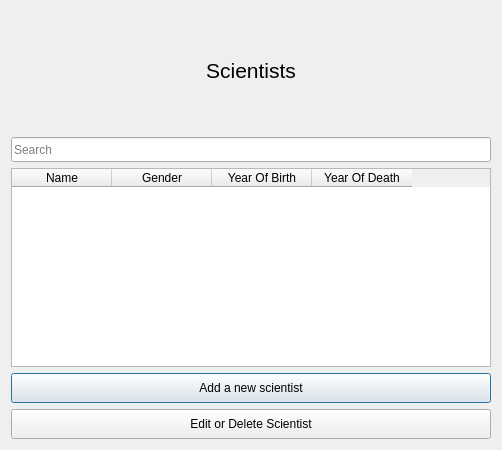
Old version of the form GUI-verklegtVika3/scientisttabledialog.ui in the repository streamerinn/Verklegt-1.
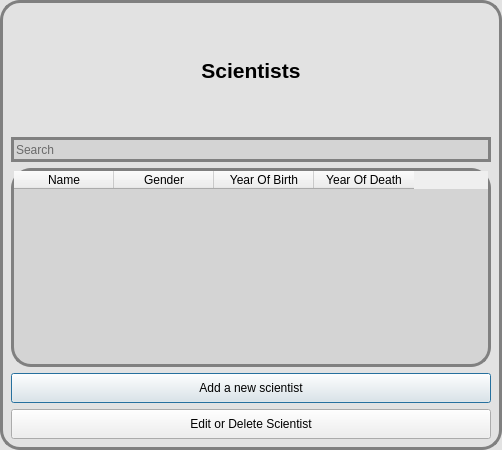
New version of the form. Icons and pictures are not drawn.

```diff
--- a/GUI-verklegtVika3/scientisttabledialog.ui
+++ b/GUI-verklegtVika3/scientisttabledialog.ui
@@ -18,7 +18,20 @@
     <normaloff>:/images/pictures/viso.png</normaloff>:/images/pictures/viso.png</iconset>
   </property>
   <property name="styleSheet">
-   <string notr="true"/>
+   <string notr="true">
+
+#ScientistTableDialog
+{
+
+font-size: 30%;
+	background-color: rgb(226, 226, 226);
+alternate-background-color: rgb(0, 0, 0);
+border: 3px solid gray;
+border-radius: 20px;
+
+
+
+}</string>
   </property>
   <layout class="QGridLayout" name="gridLayout">
    <item row="4" column="0" alignment="Qt::AlignHCenter">
@@ -70,7 +83,7 @@
       </size>
      </property>
      <property name="text">
-      <string>&lt;html&gt;&lt;head/&gt;&lt;body&gt;&lt;p align=&quot;center&quot;&gt;&lt;span style=&quot; font-size:16pt;&quot;&gt;Scientists&lt;/span&gt;&lt;/p&gt;&lt;/body&gt;&lt;/html&gt;</string>
+      <string>&lt;html&gt;&lt;head/&gt;&lt;body&gt;&lt;p align=&quot;center&quot;&gt;&lt;span style=&quot; font-size:16pt; font-weight:600;&quot;&gt;Scientists&lt;/span&gt;&lt;/p&gt;&lt;/body&gt;&lt;/html&gt;</string>
      </property>
     </widget>
    </item>
@@ -101,7 +114,18 @@
       <bool>false</bool>
      </property>
      <property name="styleSheet">
-      <string notr="true"/>
+      <string notr="true">#ScientistTable
+{
+
+font-size: 30%;
+	background-color: rgb(212, 212, 212);
+alternate-background-color: rgb(0, 0, 0);
+border: 3px solid gray;
+border-radius: 20px;
+
+
+
+}</string>
      </property>
      <property name="frameShape">
       <enum>QFrame::StyledPanel</enum>
@@ -143,6 +167,13 @@
       <property name="text">
        <string>Year Of Death</string>
       </property>
+      <property name="background">
+       <color>
+        <red>150</red>
+        <green>150</green>
+        <blue>150</blue>
+       </color>
+      </property>
      </column>
     </widget>
    </item>
@@ -167,7 +198,18 @@
       </size>
      </property>
      <property name="styleSheet">
-      <string notr="true"/>
+      <string notr="true">#ScientistSearch
+{
+
+font-size: 30%;
+	background-color: rgb(212, 212, 212);
+alternate-background-color: rgb(0, 0, 0);
+border: 3px solid gray;
+border-radius: 20px;
+
+
+
+}</string>
      </property>
      <property name="placeholderText">
       <string>Search</string>
```
